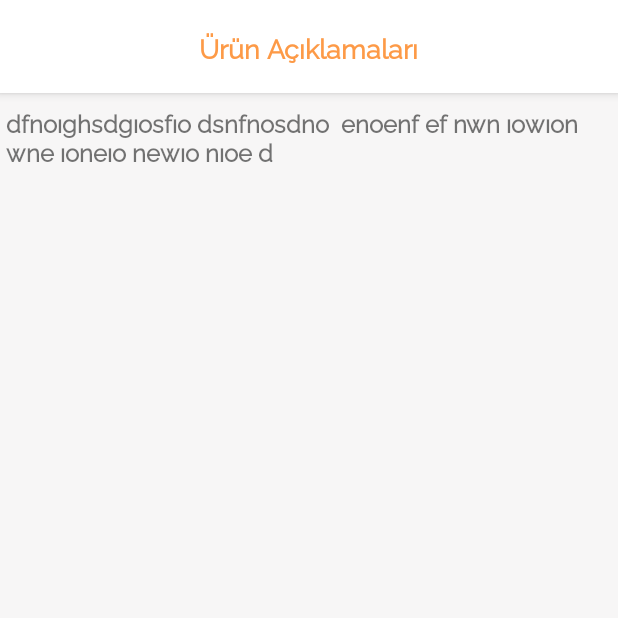
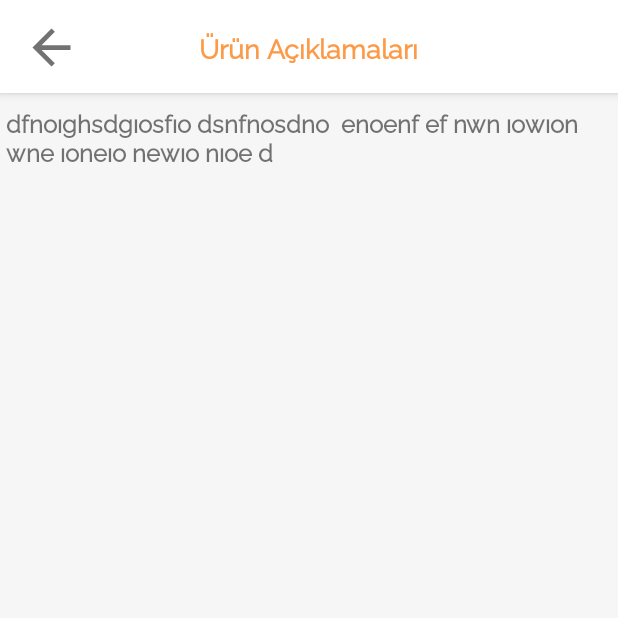
Before and after one commit to sahinkaradeniz/ShoppingApp, an Android app: the fragment ProductDescriptionFragment shown on its own in the app's theme, on a phone screen of 412 x 824 dp, the top half of it. Run offline under Robolectric (Android 15) with nearby library versions, the phone set to English and light mode, and no system bars; our stand-ins replace data binding.

Commit message:
Design and navigation review

```diff
--- a/app/src/main/java/com/skapps/shoppingapp/ui/category/CategoryFragment.kt
+++ b/app/src/main/java/com/skapps/shoppingapp/ui/category/CategoryFragment.kt
@@ -36,6 +36,8 @@ class CategoryFragment : Fragment() {
         super.onViewCreated(view, savedInstanceState)
         viewModel = ViewModelProvider(this).get(CategoryViewModel::class.java)
         binding.categoryViewModel=viewModel
+        viewModel.getList()
+        observeLiveData()
     }
     private fun observeLiveData(){
         viewModel.categoryList.observe(viewLifecycleOwner){
--- a/app/src/main/java/com/skapps/shoppingapp/ui/commentDetails/CommentDetailsFragment.kt
+++ b/app/src/main/java/com/skapps/shoppingapp/ui/commentDetails/CommentDetailsFragment.kt
@@ -7,6 +7,7 @@ import android.view.LayoutInflater
 import android.view.View
 import android.view.ViewGroup
 import android.widget.Toast
+import androidx.navigation.fragment.findNavController
 import androidx.recyclerview.widget.LinearLayoutManager
 import com.skapps.shoppingapp.R
 import com.skapps.shoppingapp.adapter.ProductCommentAdapter
@@ -37,6 +38,10 @@ class CommentDetailsFragment : Fragment() {
                     LinearLayoutManager(requireContext(), LinearLayoutManager.VERTICAL,false)
                 setHasFixedSize(true)
             }
+
+        }
+        binding.backButtonComments.setOnClickListener{
+            findNavController().popBackStack()
         }
     }
 
--- a/app/src/main/java/com/skapps/shoppingapp/ui/home/adapter/HomeChildRcvAdapter.kt
+++ b/app/src/main/java/com/skapps/shoppingapp/ui/home/adapter/HomeChildRcvAdapter.kt
@@ -6,7 +6,7 @@ import androidx.recyclerview.widget.RecyclerView
 import com.skapps.shoppingapp.databinding.RowChildHomeBinding
 import com.skapps.shoppingapp.model.Product
 
-class HomeChildRcvAdapter(val productsList: List<Product>):RecyclerView.Adapter<HomeChildRcvAdapter.HomeViewHolder>(){
+class HomeChildRcvAdapter(val productsList: List<Product>,private var onItemClick:(product:Product) -> Unit):RecyclerView.Adapter<HomeChildRcvAdapter.HomeViewHolder>(){
     class HomeViewHolder(private val binding:RowChildHomeBinding):RecyclerView.ViewHolder(binding.root) {
         fun bind(product:Product){
             val price ="${product.price} TL"
@@ -23,6 +23,9 @@ class HomeChildRcvAdapter(val productsList: List<Product>):RecyclerView.Adapter<
 
     override fun onBindViewHolder(holder: HomeViewHolder, position: Int) {
         holder.bind(productsList.get(position))
+        holder.itemView.setOnClickListener{
+            onItemClick(productsList.get(position))
+        }
     }
 
     override fun getItemCount(): Int {
--- a/app/src/main/java/com/skapps/shoppingapp/ui/productDescription/ProductDescriptionFragment.kt
+++ b/app/src/main/java/com/skapps/shoppingapp/ui/productDescription/ProductDescriptionFragment.kt
@@ -6,23 +6,28 @@ import androidx.fragment.app.Fragment
 import android.view.LayoutInflater
 import android.view.View
 import android.view.ViewGroup
+import androidx.navigation.fragment.findNavController
 import com.skapps.shoppingapp.R
+import com.skapps.shoppingapp.databinding.FragmentProductDescriptionBinding
 
 class ProductDescriptionFragment : Fragment() {
 
-    private lateinit var viewModel: ProductDescriptionViewModel
-
+    private lateinit var viewModel: FragmentProductDescriptionBinding
+    private lateinit var binding:FragmentProductDescriptionBinding
     override fun onCreateView(
         inflater: LayoutInflater, container: ViewGroup?,
         savedInstanceState: Bundle?
-    ): View? {
-        return inflater.inflate(R.layout.fragment_product_description, container, false)
+    ): View {
+        binding= FragmentProductDescriptionBinding.inflate(inflater)
+        return binding.root
     }
 
-    override fun onActivityCreated(savedInstanceState: Bundle?) {
-        super.onActivityCreated(savedInstanceState)
-        viewModel = ViewModelProvider(this).get(ProductDescriptionViewModel::class.java)
-        // TODO: Use the ViewModel
+    override fun onViewCreated(view: View, savedInstanceState: Bundle?) {
+        binding.backPoductDescription.setOnClickListener {
+            findNavController().popBackStack()
+        }
+        super.onViewCreated(view, savedInstanceState)
     }
 
+
 }
--- a/app/src/main/java/com/skapps/shoppingapp/ui/productFeatures/ProductFeaturesFragment.kt
+++ b/app/src/main/java/com/skapps/shoppingapp/ui/productFeatures/ProductFeaturesFragment.kt
@@ -17,7 +17,7 @@ class ProductFeaturesFragment : Fragment() {
     override fun onCreateView(
         inflater: LayoutInflater, container: ViewGroup?,
         savedInstanceState: Bundle?
-    ): View? {
+    ): View {
         binding= FragmentProductFeaturesBinding.inflate(layoutInflater,container,false)
         return binding.root
 
--- a/app/src/main/res/drawable/ic_round_close_24.xml
+++ b/app/src/main/res/drawable/ic_round_close_24.xml
@@ -1,5 +1,5 @@
-<vector android:height="28dp" android:tint="#727272"
+<vector android:height="24dp" android:tint="#727272"
     android:viewportHeight="24" android:viewportWidth="24"
-    android:width="28dp" xmlns:android="http://schemas.android.com/apk/res/android">
+    android:width="24dp" xmlns:android="http://schemas.android.com/apk/res/android">
     <path android:fillColor="@android:color/white" android:pathData="M18.3,5.71c-0.39,-0.39 -1.02,-0.39 -1.41,0L12,10.59 7.11,5.7c-0.39,-0.39 -1.02,-0.39 -1.41,0 -0.39,0.39 -0.39,1.02 0,1.41L10.59,12 5.7,16.89c-0.39,0.39 -0.39,1.02 0,1.41 0.39,0.39 1.02,0.39 1.41,0L12,13.41l4.89,4.89c0.39,0.39 1.02,0.39 1.41,0 0.39,-0.39 0.39,-1.02 0,-1.41L13.41,12l4.89,-4.89c0.38,-0.38 0.38,-1.02 0,-1.4z"/>
 </vector>
--- a/app/src/main/res/layout/fragment_category.xml
+++ b/app/src/main/res/layout/fragment_category.xml
@@ -27,7 +27,7 @@
 
             <com.google.android.material.textfield.TextInputLayout
                 android:id="@+id/textInputLayoutCategory"
-                style=""
+                style="@style/Widget.MaterialComponents.TextInputLayout.OutlinedBox"
                 android:layout_width="0dp"
                 android:layout_height="wrap_content"
                 android:layout_marginStart="8dp"
@@ -151,7 +151,7 @@
             android:layout_height="wrap_content"
             android:layout_marginStart="16dp"
             android:layout_marginTop="16dp"
-            android:text="@{}"
+            android:text="Kategoriler"
             android:textSize="15sp"
             android:fontFamily="@font/raleway"
             android:textColor="@color/black"
--- a/app/src/main/res/layout/fragment_comment_details.xml
+++ b/app/src/main/res/layout/fragment_comment_details.xml
@@ -36,6 +36,7 @@
             </TextView>
 
             <androidx.appcompat.widget.AppCompatImageButton
+                android:id="@+id/backButtonComments"
                 android:layout_width="wrap_content"
                 android:layout_height="wrap_content"
                 android:layout_marginStart="12dp"
--- a/app/src/main/res/layout/fragment_product_description.xml
+++ b/app/src/main/res/layout/fragment_product_description.xml
@@ -18,6 +18,20 @@
         <androidx.constraintlayout.widget.ConstraintLayout
             android:layout_width="match_parent"
             android:layout_height="match_parent">
+
+            <androidx.appcompat.widget.AppCompatImageButton
+                android:id="@+id/backPoductDescription"
+                android:layout_width="wrap_content"
+                android:layout_height="wrap_content"
+                android:layout_marginStart="10dp"
+                android:background="@android:color/transparent"
+                android:minWidth="48dp"
+                android:minHeight="48dp"
+                android:src="@drawable/ic_baseline_arrow_back_24"
+                app:layout_constraintBottom_toBottomOf="parent"
+                app:layout_constraintStart_toStartOf="parent"
+                app:layout_constraintTop_toTopOf="parent" />
+
             <TextView
                 android:layout_width="wrap_content"
                 android:layout_height="wrap_content"
@@ -29,8 +43,7 @@
                 app:layout_constraintBottom_toBottomOf="parent"
                 app:layout_constraintEnd_toEndOf="parent"
                 app:layout_constraintStart_toStartOf="parent"
-                app:layout_constraintTop_toTopOf="parent">
-            </TextView>
+                app:layout_constraintTop_toTopOf="parent" />
         </androidx.constraintlayout.widget.ConstraintLayout>
     </com.google.android.material.appbar.AppBarLayout>
 
--- a/app/src/main/res/layout/fragment_product_details.xml
+++ b/app/src/main/res/layout/fragment_product_details.xml
@@ -17,7 +17,7 @@
             app:layout_constraintStart_toStartOf="parent">
 
             <androidx.appcompat.widget.AppCompatButton
-                android:id="@+id/appCompatButton"
+                android:id="@+id/addBasketButton"
                 android:layout_width="wrap_content"
                 android:layout_height="56dp"
                 android:layout_marginEnd="16dp"
@@ -40,7 +40,7 @@
                 android:background="@drawable/background_radius"
                 android:padding="4dp"
                 app:layout_constraintBottom_toBottomOf="parent"
-                app:layout_constraintEnd_toStartOf="@+id/appCompatButton"
+                app:layout_constraintEnd_toStartOf="@+id/addBasketButton"
                 app:layout_constraintTop_toTopOf="parent"
                 app:srcCompat="@drawable/ic_outline_favorite_black"
                 tools:ignore="TouchTargetSizeCheck,SpeakableTextPresentCheck" />
```
Also changed, not shown: app/src/main/java/com/skapps/shoppingapp/ui/cart/CartViewModel.kt (+9 -5 lines), app/src/main/java/com/skapps/shoppingapp/ui/category/CategoryViewModel.kt (+7 -5 lines), app/src/main/java/com/skapps/shoppingapp/ui/details/ProductDetailsFragment.kt (+12 -1 lines), app/src/main/java/com/skapps/shoppingapp/ui/home/HomeFragment.kt (+1 -6 lines), app/src/main/java/com/skapps/shoppingapp/ui/home/adapter/HomeParentRcvAdapter.kt (+13 -5 lines), app/src/main/java/com/skapps/shoppingapp/utils/customView/basketView/BasketView.kt (+1 -6 lines), app/src/main/res/layout/row_cart_design.xml (+29 -11 lines), app/src/main/res/navigation/main_navigation.xml (+7 -0 lines).
